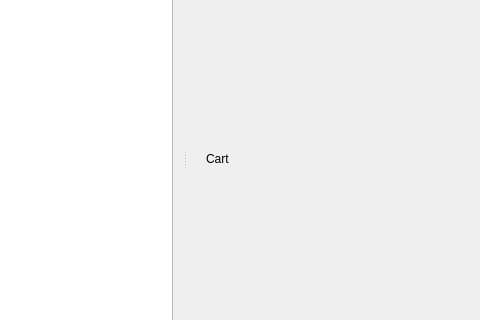
bmeireles/RevelaPreco2-CppProject, file test-cpp/mainwindow.ui: the form before one commit; both pictures show x 92 to 572 and y 154 to 474 of the 800 by 600 pixel window.
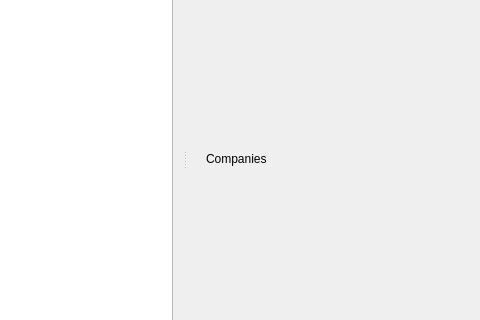
The form after the commit. Custom widgets are drawn as their Qt base class.

Diff of the .ui file:
```diff
--- a/test-cpp/mainwindow.ui
+++ b/test-cpp/mainwindow.ui
@@ -18,7 +18,7 @@
     <item>
      <widget class="QStackedWidget" name="stackedWidget">
       <property name="currentIndex">
-       <number>2</number>
+       <number>4</number>
       </property>
       <widget class="MainView" name="pageMain"/>
       <widget class="QWidget" name="pageScan">
@@ -43,6 +43,28 @@
         </item>
        </layout>
       </widget>
+      <widget class="QWidget" name="pageWishlist">
+       <layout class="QVBoxLayout" name="verticalLayout">
+        <item>
+         <widget class="QLabel" name="label">
+          <property name="text">
+           <string>Wishlist</string>
+          </property>
+         </widget>
+        </item>
+       </layout>
+      </widget>
+      <widget class="QWidget" name="pageCompanies">
+       <layout class="QVBoxLayout" name="verticalLayout_5">
+        <item>
+         <widget class="QLabel" name="label_5">
+          <property name="text">
+           <string>Companies</string>
+          </property>
+         </widget>
+        </item>
+       </layout>
+      </widget>
      </widget>
     </item>
    </layout>
```
Left out of the diff: 2 changed lines with no effect on the pictures.
